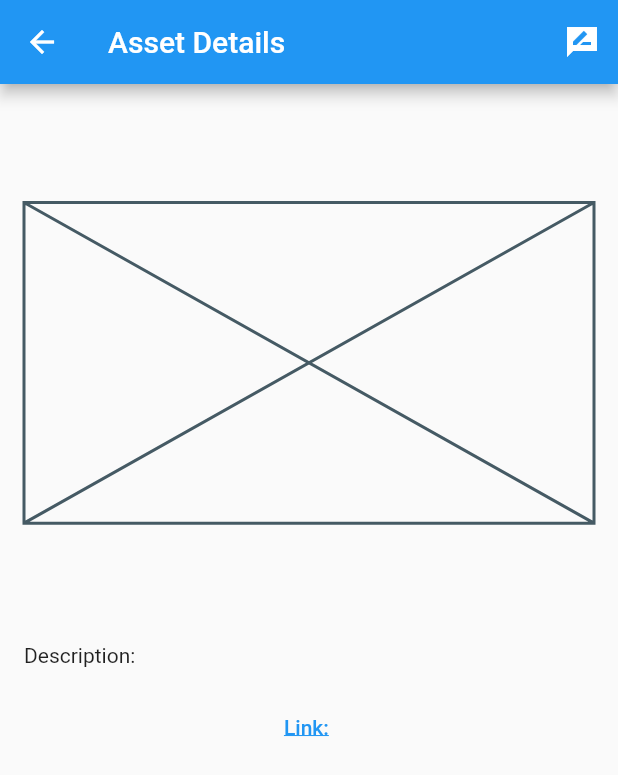
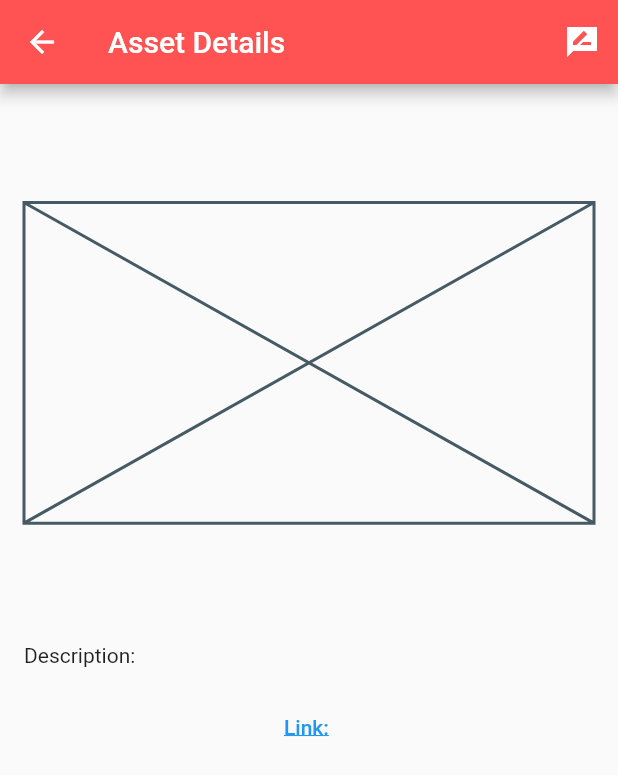
Before and after one commit to Basavprabhu/Logisset, a Flutter app: the DetailsPage screen opened directly with empty values, on a phone screen of 412 x 824 dp. Shown: the top 775 px of the screen. Run offline on Flutter 3.47's test engine with Material 2 defaults, Android fonts, the phone set to English and light mode, and no system bars; our stand-ins replace cloud_firestore, firebase_auth, firebase_core, firebase_database, firebase_messaging, firebase_storage and 5 more; missing offline and left inert: flutterfire_ui; accounts and stored records are empty; network calls fail; project files that could hold a hidden picture were left out.

Commit message:
third commit

```diff
--- a/lib/Screens/functions/detailspage.dart
+++ b/lib/Screens/functions/detailspage.dart
@@ -70,6 +70,7 @@ class _DetailsPageState extends State<DetailsPage> {
           return Scaffold(
             appBar: AppBar(
               title: Text('Asset Details'),
+              backgroundColor: Colors.redAccent,
             ),
             body: Center(
               child: CircularProgressIndicator(),
@@ -79,6 +80,7 @@ class _DetailsPageState extends State<DetailsPage> {
           return Scaffold(
             appBar: AppBar(
               title: Text('Asset Details'),
+              backgroundColor: Colors.redAccent,
             ),
             body: Center(
               child: Text('Error: ${snapshot.error}'),
@@ -88,6 +90,7 @@ class _DetailsPageState extends State<DetailsPage> {
           return Scaffold(
             appBar: AppBar(
               title: Text('Asset Details'),
+              backgroundColor: Colors.redAccent,
             ),
             body: Center(
               child: Text('No data available'),
@@ -98,6 +101,7 @@ class _DetailsPageState extends State<DetailsPage> {
           return Scaffold(
             appBar: AppBar(
               title: Text('Asset Details'),
+              backgroundColor: Colors.redAccent,
               actions: [
                 IconButton(
                   icon: Icon(Icons.rate_review_sharp),
```
Also changed, not shown: lib/Screens/studentpage.dart (+17 -17 lines).
